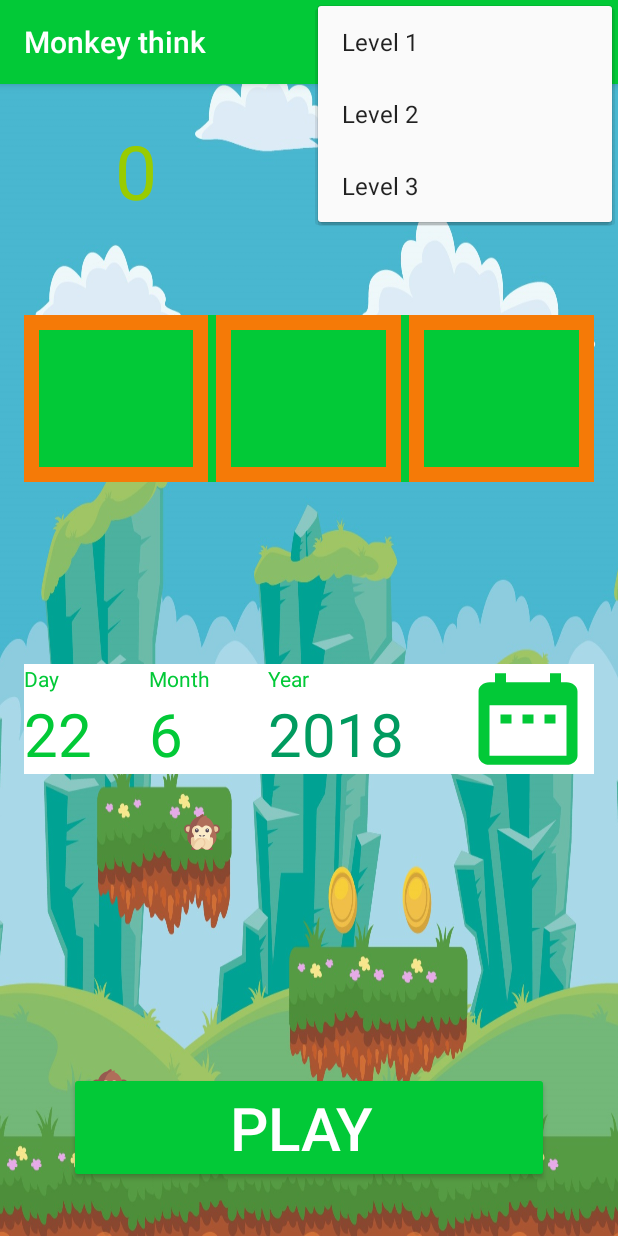
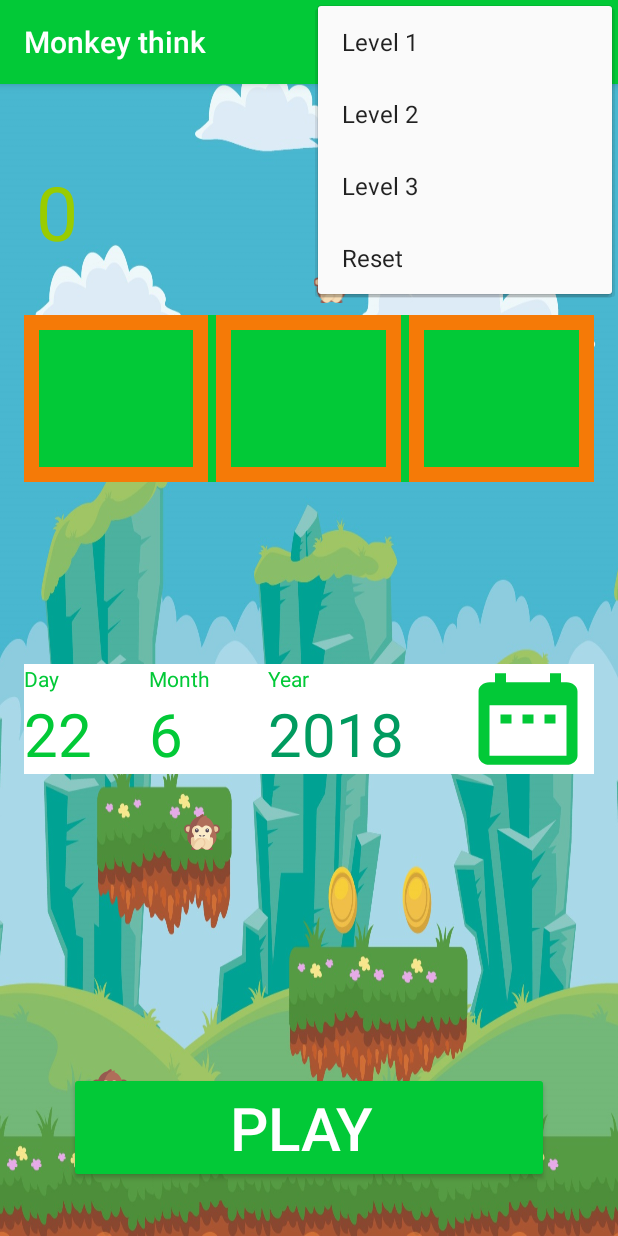
Before and after one commit to MohammedFouad/Randomdate, an Android app: the screen it shows after launch (MainActivity), with the options menu open, on a phone screen of 412 x 824 dp. Run offline under Robolectric (Android 15) with nearby library versions, the phone set to English and light mode, and no system bars; our stand-ins replace AdMob, Firebase (no records; nobody signed in at launch, a user with empty details on screens opened directly); libraries missing offline, so code that uses them is left out: com.daimajia.androidanimations.

Commit message:
read and write to database

```diff
--- a/app/src/main/java/com/app/smart/randomdate/MainActivity.java
+++ b/app/src/main/java/com/app/smart/randomdate/MainActivity.java
@@ -5,6 +5,8 @@ import android.app.Dialog;
 import android.content.Intent;
 import android.nfc.Tag;
 import android.os.CountDownTimer;
+import android.support.annotation.NonNull;
+import android.support.annotation.Nullable;
 import android.support.v7.app.AppCompatActivity;
 import android.os.Bundle;
 import android.text.TextUtils;
@@ -28,6 +30,7 @@ import android.widget.Toast;
 import com.daimajia.androidanimations.library.Techniques;
 import com.daimajia.androidanimations.library.YoYo;
 import com.google.android.gms.ads.MobileAds;
+import com.google.firebase.database.ChildEventListener;
 import com.google.firebase.database.DataSnapshot;
 import com.google.firebase.database.DatabaseError;
 import com.google.firebase.database.DatabaseReference;
@@ -63,7 +66,7 @@ public class MainActivity extends AppCompatActivity {
 
     private int year, month, day;
 
-    int point ;
+    int point;
 
     int selectedLevel;
 
@@ -131,7 +134,7 @@ public class MainActivity extends AppCompatActivity {
             public void onClick(View v) {
 
                 // not necessary to choose level
-                if (selectedLevel == 0){
+                if (selectedLevel == 0) {
                     selectedLevel = 1;
                 }
 
@@ -245,13 +248,13 @@ public class MainActivity extends AppCompatActivity {
         yearEnteredNumber.setText(String.valueOf(year1));
     }
 
-        // set method to reset countdown
+    // set method to reset countdown
 
-        // set method to show points
+    // set method to show points
 
 
-        // Reset button
-        //@param counterReset is a boolean value that change to false when reset is complete
+    // Reset button
+    //@param counterReset is a boolean value that change to false when reset is complete
 
     public void resetCounter(View view) {
         counterReset = false;
@@ -347,10 +350,16 @@ public class MainActivity extends AppCompatActivity {
 
                 break;
 
+            case R.id.reset_counter:
+                point = 0;
+                pointsEarned.setText(String.valueOf(point));
+                writeToDatabase(point);
+                break;
+
             default:
                 selectedLevel = 1;
 
-               break;
+                break;
 
         }
 
@@ -359,6 +368,40 @@ public class MainActivity extends AppCompatActivity {
 
     @Override
     protected void onStart() {
+
+        DatabaseReference scoresRef = FirebaseDatabase.getInstance().getReference("points");
+        scoresRef.orderByValue().limitToLast(4).addChildEventListener(new ChildEventListener() {
+            @Override
+            public void onChildAdded(@NonNull DataSnapshot dataSnapshot, @Nullable String s) {
+
+                pointsEarned.setText(String.valueOf(dataSnapshot.getValue()));
+                String test = String.valueOf(dataSnapshot.getValue());
+
+                point = Integer.parseInt(test);
+
+            }
+
+            @Override
+            public void onChildChanged(@NonNull DataSnapshot dataSnapshot, @Nullable String s) {
+
+            }
+
+            @Override
+            public void onChildRemoved(@NonNull DataSnapshot dataSnapshot) {
+
+            }
+
+            @Override
+            public void onChildMoved(@NonNull DataSnapshot dataSnapshot, @Nullable String s) {
+
+            }
+
+            @Override
+            public void onCancelled(@NonNull DatabaseError databaseError) {
+
+            }
+        });
+
 
         super.onStart();
     }
--- a/app/src/main/res/layout/activity_main.xml
+++ b/app/src/main/res/layout/activity_main.xml
@@ -7,6 +7,43 @@
     android:background="@drawable/backgroundtwo"
     android:padding="16dp"
     tools:context=".MainActivity">
+
+
+    <LinearLayout
+        android:id="@+id/linearLayout2"
+        android:layout_width="match_parent"
+        android:layout_height="75dp"
+        android:layout_marginBottom="8dp"
+        app:layout_constraintBottom_toTopOf="@+id/displayDataLinearLayout"
+        app:layout_constraintRight_toRightOf="parent"
+        app:layout_constraintStart_toStartOf="parent"
+        app:layout_constraintTop_toTopOf="parent">
+
+        <TextView
+            android:id="@+id/pointsTextView"
+            android:layout_width="wrap_content"
+            android:layout_height="wrap_content"
+            android:layout_marginBottom="8dp"
+            android:layout_marginLeft="8dp"
+            android:layout_marginStart="8dp"
+            android:layout_marginTop="8dp"
+            android:layout_weight="1"
+            android:text="@string/lucky"
+            android:textColor="@android:color/holo_green_light"
+            android:textSize="50sp" />
+
+        <TextView
+            android:id="@+id/trialCount"
+            android:layout_width="wrap_content"
+            android:layout_height="wrap_content"
+            android:layout_marginBottom="8dp"
+            android:layout_marginRight="60dp"
+            android:layout_marginTop="8dp"
+            android:text="@string/lucky"
+            android:textColor="@color/red"
+            android:textSize="50sp" />
+    </LinearLayout>
+
 
     <LinearLayout
         android:id="@+id/displayDataLinearLayout"
@@ -177,24 +214,6 @@
 
     </LinearLayout>
 
-    <TextView
-        android:id="@+id/trialCount"
-        android:layout_width="wrap_content"
-        android:layout_height="wrap_content"
-        android:layout_marginBottom="8dp"
-        android:layout_marginLeft="284dp"
-        android:layout_marginRight="60dp"
-        android:layout_marginEnd="60dp"
-        android:layout_marginStart="284dp"
-        android:layout_marginTop="8dp"
-        android:hint="@string/lucky"
-        android:textColor="@color/red"
-        android:textSize="50sp"
-        app:layout_constraintBottom_toBottomOf="parent"
-        app:layout_constraintRight_toRightOf="parent"
-        app:layout_constraintStart_toStartOf="parent"
-        app:layout_constraintTop_toTopOf="parent"
-        app:layout_constraintVertical_bias="0.0" />
 
 
     <Button
@@ -242,27 +261,6 @@
 
 
 
-
-    <TextView
-        android:id="@+id/pointsTextView"
-        android:layout_width="wrap_content"
-        android:layout_height="wrap_content"
-        android:layout_marginBottom="8dp"
-        android:layout_marginEnd="280dp"
-        android:layout_marginLeft="8dp"
-        android:layout_marginRight="280dp"
-        android:layout_marginStart="8dp"
-        android:layout_marginTop="8dp"
-        android:text="@string/lucky"
-        android:textColor="@android:color/holo_green_light"
-        android:textSize="50sp"
-        app:layout_constraintBottom_toBottomOf="parent"
-        app:layout_constraintEnd_toEndOf="parent"
-        app:layout_constraintHorizontal_bias="0.821"
-        app:layout_constraintStart_toStartOf="parent"
-        app:layout_constraintTop_toTopOf="parent"
-        app:layout_constraintVertical_bias="0.0" />
-
     <ImageView
         android:layout_width="wrap_content"
         android:layout_height="wrap_content"
@@ -281,12 +279,19 @@
     <ImageView
         android:layout_width="118dp"
         android:layout_height="wrap_content"
+        android:layout_marginBottom="8dp"
+        android:layout_marginEnd="8dp"
         android:layout_marginLeft="8dp"
+        android:layout_marginRight="8dp"
         android:layout_marginStart="8dp"
-        android:layout_marginTop="16dp"
+        android:layout_marginTop="20dp"
         android:src="@drawable/ic_monkey_1"
-        app:layout_constraintStart_toEndOf="@+id/trialCount"
-        app:layout_constraintTop_toTopOf="parent" />
+        app:layout_constraintBottom_toTopOf="@+id/displayDataLinearLayout"
+        app:layout_constraintEnd_toEndOf="parent"
+        app:layout_constraintHorizontal_bias="0.56"
+        app:layout_constraintStart_toStartOf="parent"
+        app:layout_constraintTop_toTopOf="parent"
+        app:layout_constraintVertical_bias="1.0" />
 
     <ImageView
         android:id="@+id/imageView"
--- a/app/src/main/res/menu/main_menu.xml
+++ b/app/src/main/res/menu/main_menu.xml
@@ -22,4 +22,10 @@
         android:visible="true"
         app:showAsAction="never" />
 
+    <item
+        android:id="@+id/reset_counter"
+        android:title="@string/reset_counter"
+        android:visible="true"
+        app:showAsAction="never" />
+
 </menu>
--- a/app/src/main/res/values/strings.xml
+++ b/app/src/main/res/values/strings.xml
@@ -30,4 +30,5 @@
     <string name="levelOne">Level 1</string>
     <string name="levelTwo">Level 2</string>
     <string name="levelThree">Level 3</string>
+    <string name="resetCounter">Reset</string>
 </resources>
```
